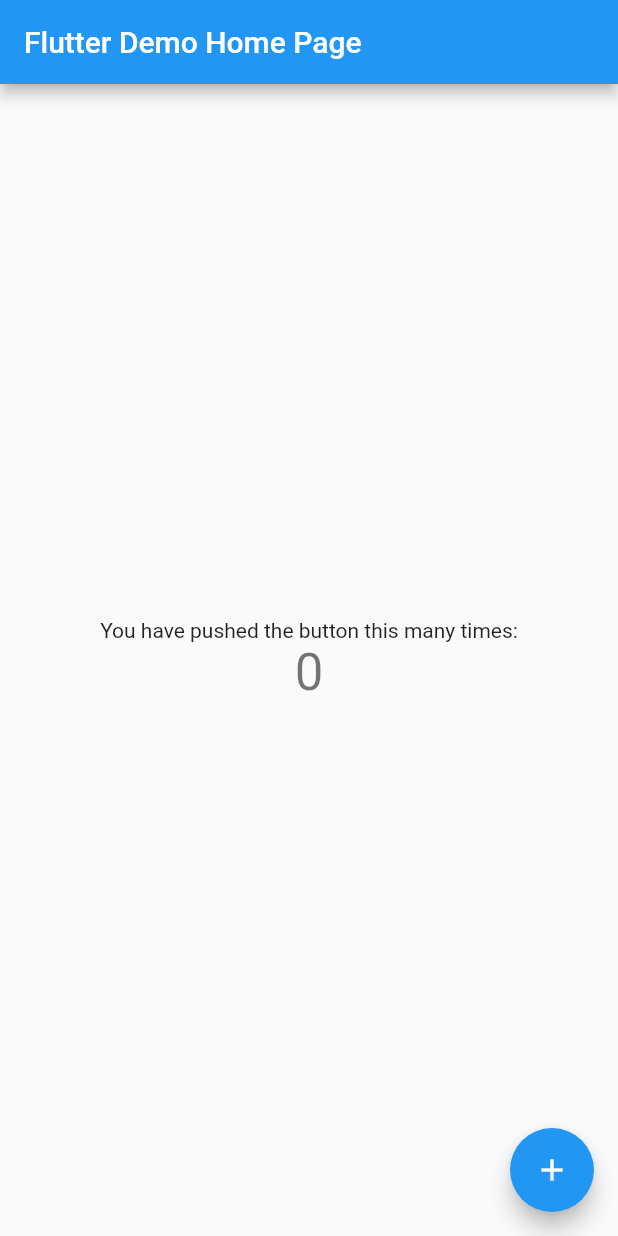
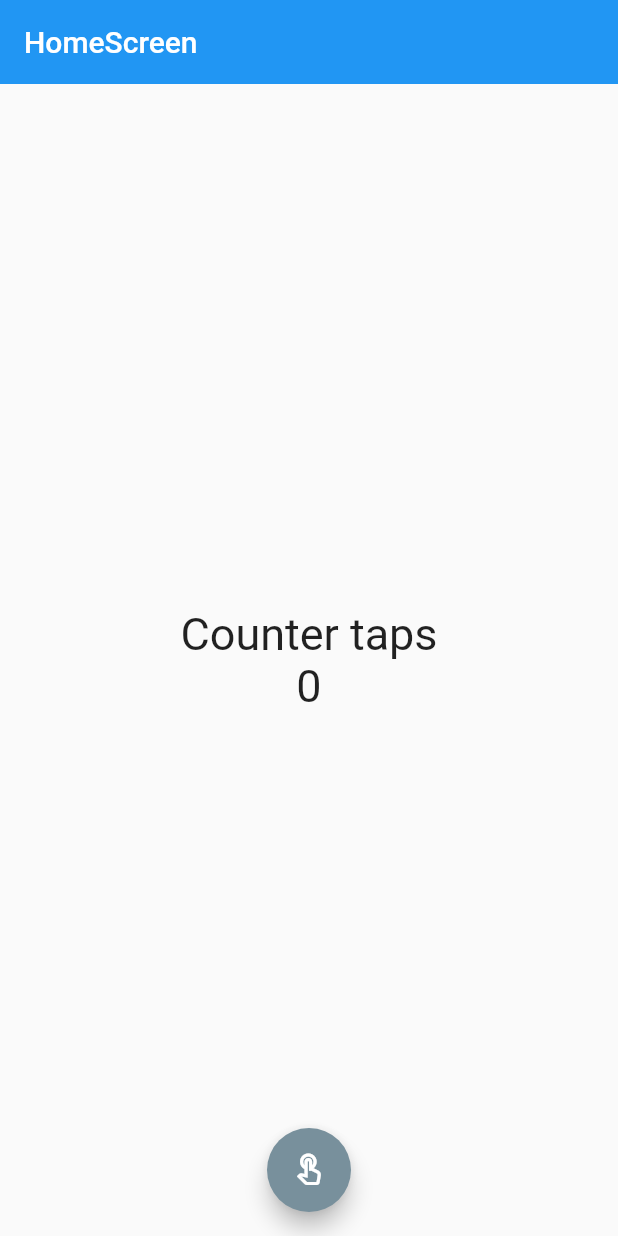
Before and after one commit to eivanphils/flutter-app-counter, a Flutter app: the screen it shows after launch, on a phone screen of 412 x 824 dp. Run offline on Flutter 3.47's test engine with Material 2 defaults, Android fonts, the phone set to English and light mode, and no system bars.

Commit message:
Agregado primeros estilos y widgets

```diff
--- a/lib/main.dart
+++ b/lib/main.dart
@@ -1,4 +1,6 @@
 import 'package:flutter/material.dart';
+
+import 'package:flutter_counter_app/screens/home_screen.dart';
 
 void main() {
   runApp(const MyApp());
@@ -7,109 +9,11 @@ void main() {
 class MyApp extends StatelessWidget {
   const MyApp({Key? key}) : super(key: key);
 
-  // This widget is the root of your application.
   @override
   Widget build(BuildContext context) {
-    return MaterialApp(
-      title: 'Flutter Demo',
-      theme: ThemeData(
-        // This is the theme of your application.
-        //
-        // Try running your application with "flutter run". You'll see the
-        // application has a blue toolbar. Then, without quitting the app, try
-        // changing the primarySwatch below to Colors.green and then invoke
-        // "hot reload" (press "r" in the console where you ran "flutter run",
-        // or simply save your changes to "hot reload" in a Flutter IDE).
-        // Notice that the counter didn't reset back to zero; the application
-        // is not restarted.
-        primarySwatch: Colors.blue,
-      ),
-      home: const MyHomePage(title: 'Flutter Demo Home Page'),
+    return const MaterialApp(
+      debugShowCheckedModeBanner: false,
+      home: HomeScreen(),
     );
   }
 }
-
-class MyHomePage extends StatefulWidget {
-  const MyHomePage({Key? key, required this.title}) : super(key: key);
-
-  // This widget is the home page of your application. It is stateful, meaning
-  // that it has a State object (defined below) that contains fields that affect
-  // how it looks.
-
-  // This class is the configuration for the state. It holds the values (in this
-  // case the title) provided by the parent (in this case the App widget) and
-  // used by the build method of the State. Fields in a Widget subclass are
-  // always marked "final".
-
-  final String title;
-
-  @override
-  State<MyHomePage> createState() => _MyHomePageState();
-}
-
-class _MyHomePageState extends State<MyHomePage> {
-  int _counter = 0;
-
-  void _incrementCounter() {
-    setState(() {
-      // This call to setState tells the Flutter framework that something has
-      // changed in this State, which causes it to rerun the build method below
-      // so that the display can reflect the updated values. If we changed
-      // _counter without calling setState(), then the build method would not be
-      // called again, and so nothing would appear to happen.
-      _counter++;
-    });
-  }
-
-  @override
-  Widget build(BuildContext context) {
-    // This method is rerun every time setState is called, for instance as done
-    // by the _incrementCounter method above.
-    //
-    // The Flutter framework has been optimized to make rerunning build methods
-    // fast, so that you can just rebuild anything that needs updating rather
-    // than having to individually change instances of widgets.
-    return Scaffold(
-      appBar: AppBar(
-        // Here we take the value from the MyHomePage object that was created by
-        // the App.build method, and use it to set our appbar title.
-        title: Text(widget.title),
-      ),
-      body: Center(
-        // Center is a layout widget. It takes a single child and positions it
-        // in the middle of the parent.
-        child: Column(
-          // Column is also a layout widget. It takes a list of children and
-          // arranges them vertically. By default, it sizes itself to fit its
-          // children horizontally, and tries to be as tall as its parent.
-          //
-          // Invoke "debug painting" (press "p" in the console, choose the
-          // "Toggle Debug Paint" action from the Flutter Inspector in Android
-          // Studio, or the "Toggle Debug Paint" command in Visual Studio Code)
-          // to see the wireframe for each widget.
-          //
-          // Column has various properties to control how it sizes itself and
-          // how it positions its children. Here we use mainAxisAlignment to
-          // center the children vertically; the main axis here is the vertical
-          // axis because Columns are vertical (the cross axis would be
-          // horizontal).
-          mainAxisAlignment: MainAxisAlignment.center,
-          children: <Widget>[
-            const Text(
-              'You have pushed the button this many times:',
-            ),
-            Text(
-              '$_counter',
-              style: Theme.of(context).textTheme.headline4,
-            ),
-          ],
-        ),
-      ),
-      floatingActionButton: FloatingActionButton(
-        onPressed: _incrementCounter,
-        tooltip: 'Increment',
-        child: const Icon(Icons.add),
-      ), // This trailing comma makes auto-formatting nicer for build methods.
-    );
-  }
-}
--- /dev/null
+++ b/lib/screens/home_screen.dart
@@ -0,0 +1,34 @@
+import 'package:flutter/material.dart';
+
+class HomeScreen extends StatelessWidget {
+  const HomeScreen({Key? key}) : super(key: key);
+
+  @override
+  Widget build(BuildContext context) {
+    const TextStyle fontSize30 = TextStyle(fontSize: 30);
+
+    return Scaffold(
+      appBar: AppBar(
+        title: const Text('HomeScreen'),
+        elevation: 0,
+      ),
+      body: Center(
+        child: Column(
+          mainAxisAlignment: MainAxisAlignment.center,
+          children: const <Widget>[
+            Text('Counter taps', style: fontSize30),
+            Text('0', style: fontSize30)
+          ],
+        ),
+      ),
+      floatingActionButton: FloatingActionButton(
+        onPressed: () => {
+          print('hola mundo')
+        },
+        backgroundColor: Colors.blueGrey.shade400,
+        child: const Icon(Icons.touch_app_outlined),
+      ),
+      floatingActionButtonLocation: FloatingActionButtonLocation.centerFloat,
+    );
+  }
+}
```
